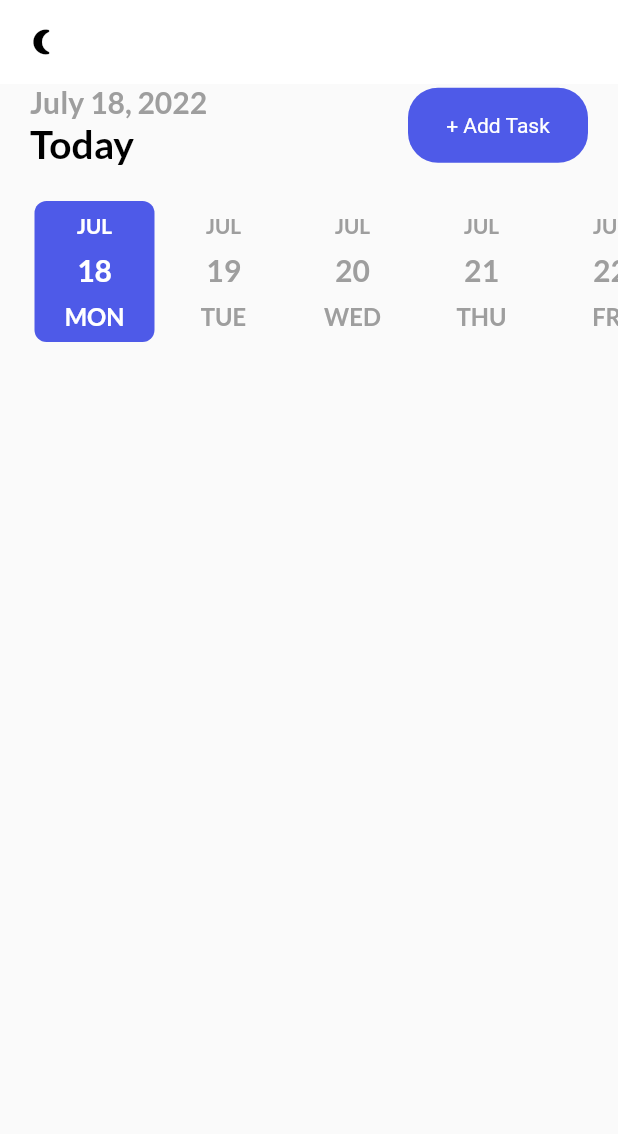
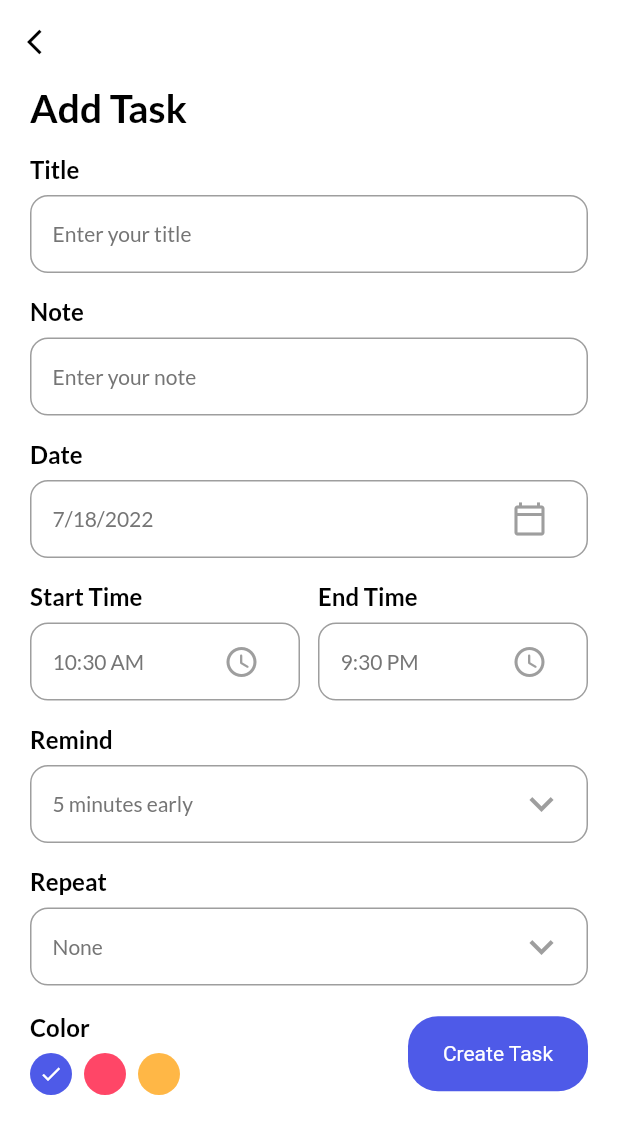
Before and after one commit to mostafijur566/todo_app_flutter, a Flutter app: the screen it shows after launch, after a tap on "+ Add Task", on a phone screen of 412 x 824 dp. Shown: the top 1134 px of the screen. Run offline on Flutter 3.47's test engine with Material 2 defaults, Android fonts, the phone set to English and light mode, and no system bars; drawn by our look-alikes of date_picker_timeline; our stand-ins replace flutter_local_notifications, get, get_storage, google_fonts, timezone.

Commit message:
add task page ui added

```diff
--- /dev/null
+++ b/lib/ui/add_task_page.dart
@@ -0,0 +1,263 @@
+import 'package:flutter/material.dart';
+import 'package:get/get.dart';
+import 'package:intl/intl.dart';
+import 'package:todo_app_flutter/ui/theme.dart';
+import 'package:todo_app_flutter/widgets/button.dart';
+import 'package:todo_app_flutter/widgets/input_field.dart';
+
+class AddTaskPage extends StatefulWidget {
+  const AddTaskPage({Key? key}) : super(key: key);
+
+  @override
+  State<AddTaskPage> createState() => _AddTaskPageState();
+}
+
+class _AddTaskPageState extends State<AddTaskPage> {
+
+  DateTime _selectedDate = DateTime.now();
+  String _startTime = DateFormat('hh:mm a').format(DateTime.now()).toString();
+  String _endTime = "9:30 PM";
+  int _selectedRemind = 5;
+  List<int> remindList = [
+    5,
+    10,
+    15,
+    20
+  ];
+
+  String _selectedRepeat = "None";
+  List<String> repeatList = [
+    "None",
+    "Daily",
+    "Weekly",
+    "Monthly"
+  ];
+
+  int _selectedColor = 0;
+
+  @override
+  Widget build(BuildContext context) {
+    return Scaffold(
+      backgroundColor: context.theme.backgroundColor,
+      appBar: _appBar(context),
+      body: Container(
+        padding: EdgeInsets.only(left: 20, right: 20),
+        child: SingleChildScrollView(
+          child: Column(
+            crossAxisAlignment: CrossAxisAlignment.start,
+            children: [
+              Text('Add Task',
+                style: headingStyle,
+              ),
+              MyInputField(title: "Title", hint: "Enter your title"),
+              MyInputField(title: "Note", hint: "Enter your note"),
+              MyInputField(title: "Date", hint: DateFormat.yMd().format(_selectedDate),
+                widget: IconButton(
+                  onPressed: (){
+                    _getDateFromUser();
+                  },
+                  icon: Icon(
+                    Icons.calendar_today_outlined,
+                    color: Colors.grey
+                  ),
+                ),
+              ),
+              Row(
+                children: [
+                  Expanded(child: MyInputField(title: 'Start Time',
+                      hint: _startTime,
+                    widget: IconButton(
+                      onPressed: (){
+                        _getTimeFromUser(isStartTime: true);
+                      },
+                      icon: Icon(
+                        Icons.access_time_rounded,
+                        color: Colors.grey,
+                      ),
+                    ),
+                  )),
+                  SizedBox(width: 12,),
+                  Expanded(child: MyInputField(title: 'End Time',
+                    hint: _endTime,
+                    widget: IconButton(
+                      onPressed: (){
+                        _getTimeFromUser(isStartTime: false);
+                      },
+                      icon: Icon(
+                        Icons.access_time_rounded,
+                        color: Colors.grey,
+                      ),
+                    ),
+                  )),
+                ],
+              ),
+              MyInputField(title: 'Remind', hint: "$_selectedRemind minutes early",
+                widget: DropdownButton(
+                  icon: Icon(Icons.keyboard_arrow_down,
+                    color: Colors.grey,
+                  ),
+                  iconSize: 32,
+                  elevation: 4,
+                  style: subTitleStyle,
+                  underline: Container(height: 0,),
+                  items: remindList.map<DropdownMenuItem<String>>((int value){
+                    return DropdownMenuItem<String>(
+                      value: value.toString(),
+                      child: Text(value.toString(),
+                        style: TextStyle(color: Colors.grey),
+                      ),
+                    );
+                  }).toList(),
+                  onChanged: (String? value) {
+                    setState(() {
+                      _selectedRemind = int.parse(value!);
+                    });
+                  },
+                ),
+              ),
+
+              MyInputField(title: 'Repeat', hint: _selectedRepeat,
+                widget: DropdownButton(
+                  icon: Icon(Icons.keyboard_arrow_down,
+                    color: Colors.grey,
+                  ),
+                  iconSize: 32,
+                  elevation: 4,
+                  style: subTitleStyle,
+                  underline: Container(height: 0,),
+                  items: repeatList.map<DropdownMenuItem<String>>((String value){
+                    return DropdownMenuItem<String>(
+                      value: value,
+                      child: Text(value,
+                        style: TextStyle(color: Colors.grey),
+                      ),
+                    );
+                  }).toList(),
+                  onChanged: (String? value) {
+                    setState(() {
+                      _selectedRepeat = value!;
+                    });
+                  },
+                ),
+              ),
+              SizedBox(height: 18,),
+              Row(
+                mainAxisAlignment: MainAxisAlignment.spaceBetween,
+                crossAxisAlignment: CrossAxisAlignment.center,
+                children: [
+                  _colorPlate(),
+                  MyButton(label: "Create Task", onTap: (){})
+                ],
+              )
+            ],
+          ),
+        ),
+      ),
+    );
+  }
+
+  _colorPlate(){
+    return  Column(
+      crossAxisAlignment: CrossAxisAlignment.start,
+      children: [
+        Text("Color",
+          style: titleStyle,
+        ),
+        SizedBox(height: 8,),
+        Wrap(
+            children: List<Widget>.generate(
+                3,
+                    (int index){
+                  return GestureDetector(
+                    onTap: (){
+                      setState(() {
+                        _selectedColor = index;
+                      });
+                    },
+                    child: Padding(padding: EdgeInsets.only(right: 8),
+                      child: CircleAvatar(
+                        radius: 14,
+                        backgroundColor: index == 0 ? primaryClr : index == 1 ? pinkClr : yellowClr,
+                        child: _selectedColor == index ? Icon(Icons.done,
+                          color: Colors.white,
+                          size: 16,
+                        ) : Container(),
+                      ),
+                    ),
+                  );
+                }
+            )
+        )
+      ],
+    );
+  }
+
+  _appBar(BuildContext context) {
+    return AppBar(
+      elevation: 0,
+      backgroundColor: context.theme.backgroundColor,
+      leading: GestureDetector(
+        onTap: () {
+          Get.back();
+        },
+        child: Icon(
+          Icons.arrow_back_ios,
+          size: 20,
+          color: Get.isDarkMode ? Colors.white : Colors.black,
+        ),
+      ),
+      actions: [
+        Icon(
+          Icons.person,
+          size: 20,
+        ),
+        SizedBox(width: 20,),
+      ],
+    );
+  }
+
+  _getDateFromUser() async{
+    DateTime ? _pickerDate = await showDatePicker(context: context,
+        initialDate: DateTime.now(),
+        firstDate: DateTime(2015),
+        lastDate: DateTime(2025),
+    );
+
+    if(_pickerDate != null){
+      setState(() {
+        _selectedDate = _pickerDate;
+      });
+
+    }
+
+  }
+
+  _getTimeFromUser({required bool isStartTime}) async{
+    var pickedTime = await _showTimePicker();
+    String _formatedTime = pickedTime.format(context);
+    if(pickedTime == null){
+      print("time canceled");
+    }
+    else if(isStartTime == true){
+      setState(() {
+        _startTime = _formatedTime;
+      });
+    }
+    else if(isStartTime == false){
+      setState(() {
+        _endTime = _formatedTime;
+      });
+    }
+  }
+
+  _showTimePicker(){
+    return showTimePicker(
+      initialEntryMode: TimePickerEntryMode.input,
+        context: context,
+        initialTime: TimeOfDay(
+          hour: int.parse(_startTime.split(":")[0]),
+          minute: int.parse(_startTime.split(":")[1].split(" ")[0]),
+        )
+    );
+  }
+}
--- a/lib/ui/home_page.dart
+++ b/lib/ui/home_page.dart
@@ -7,6 +7,8 @@
 import 'package:todo_app_flutter/services/theme_service.dart';
 import 'package:todo_app_flutter/ui/theme.dart';
 import 'package:todo_app_flutter/widgets/button.dart';
+
+import 'add_task_page.dart';
 
 class HomePage extends StatefulWidget {
   const HomePage({Key? key}) : super(key: key);
@@ -82,7 +84,7 @@
 
   _addTaskBar(){
     return Container(
-      margin: EdgeInsets.only(left: 20, right: 20),
+      margin: EdgeInsets.only(left: 20, right: 20, top: 10),
       child: Row(
         mainAxisAlignment: MainAxisAlignment.spaceBetween,
         children: [
@@ -99,7 +101,9 @@
               ],
             ),
           ),
-          MyButton(label: '+ Add Task', onTap: (){})
+          MyButton(label: '+ Add Task', onTap: (){
+            Get.to(AddTaskPage());
+          })
         ],
       ),
     );
--- a/lib/ui/theme.dart
+++ b/lib/ui/theme.dart
@@ -18,7 +18,7 @@
 
   static final dark = ThemeData(
       backgroundColor: darkGreyClr,
-      colorScheme: ColorScheme.dark().copyWith(primary: darkGreyClr),
+      //colorScheme: ColorScheme.dark().copyWith(primary: darkGreyClr),
       brightness: Brightness.dark);
 }
 
@@ -41,3 +41,23 @@
       )
   );
 }
+
+TextStyle get titleStyle{
+  return GoogleFonts.lato(
+      textStyle: TextStyle(
+          fontSize: 16,
+          fontWeight: FontWeight.bold,
+          color: Get.isDarkMode ? Colors.white : Colors.black
+      )
+  );
+}
+
+TextStyle get subTitleStyle{
+  return GoogleFonts.lato(
+      textStyle: TextStyle(
+          fontSize: 14,
+          fontWeight: FontWeight.w400,
+          color: Get.isDarkMode ?  Colors.grey[100] : Colors.grey[600]
+      )
+  );
+}
--- /dev/null
+++ b/lib/widgets/input_field.dart
@@ -0,0 +1,72 @@
+import 'package:flutter/material.dart';
+import 'package:todo_app_flutter/ui/theme.dart';
+import 'package:get/get.dart';
+
+class MyInputField extends StatelessWidget {
+  const MyInputField(
+      {Key? key,
+      required this.title,
+      required this.hint,
+      this.controller,
+      this.widget})
+      : super(key: key);
+
+  final String title;
+  final String hint;
+  final TextEditingController? controller;
+  final Widget? widget;
+
+  @override
+  Widget build(BuildContext context) {
+    return Container(
+      margin: EdgeInsets.only(top: 16),
+      child: Column(
+        crossAxisAlignment: CrossAxisAlignment.start,
+        children: [
+          Text(
+            title,
+            style: titleStyle,
+          ),
+          Container(
+            height: 52,
+            margin: EdgeInsets.only(top: 8.0),
+            padding: EdgeInsets.only(left: 14, right: 14),
+            decoration: BoxDecoration(
+                border: Border.all(color: Colors.grey, width: 1.0),
+                borderRadius: BorderRadius.circular(12)),
+            child: Row(
+              children: [
+                Expanded(
+                  child: TextFormField(
+                    readOnly: widget == null ? false : true,
+                    autofocus: false,
+                    cursorColor: Get.isDarkMode ? Colors.grey[100] : Colors.grey[700],
+                    controller: controller,
+                    style: subTitleStyle,
+                    decoration: InputDecoration(
+                      hintText: hint,
+                      hintStyle: subTitleStyle,
+                      focusedBorder: UnderlineInputBorder(
+                        borderSide: BorderSide(
+                            color: context.theme.backgroundColor,
+                          width: 0
+                        )
+                      ),
+                      enabledBorder: UnderlineInputBorder(
+                          borderSide: BorderSide(
+                              color: context.theme.backgroundColor,
+                              width: 0
+                          )
+                      ),
+                    ),
+                  ),
+                ),
+                widget == null ? Container() : Container(child: widget,)
+              ],
+            ),
+          )
+        ],
+      ),
+    );
+  }
+}
```
